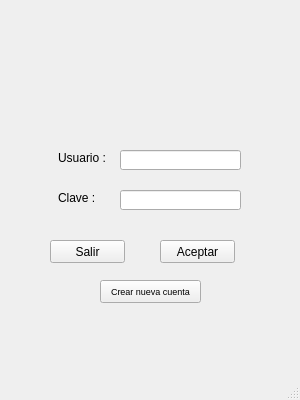
First picture: the form in T06/log-in.ui, repository jfcampos1/Probando-cosas, before the edit.
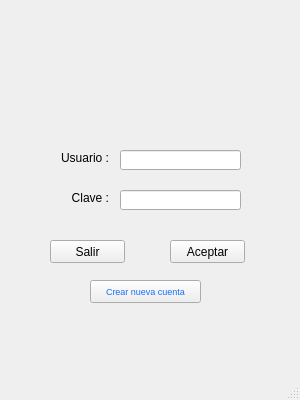
Second picture: the form after the edit.

What changed in the file:
```diff
--- a/T06/log-in.ui
+++ b/T06/log-in.ui
@@ -20,7 +20,7 @@
       <x>0</x>
       <y>0</y>
       <width>300</width>
-      <height>400</height>
+      <height>380</height>
      </rect>
     </property>
     <property name="text">
@@ -43,7 +43,7 @@
      <string>Usuario :</string>
     </property>
     <property name="alignment">
-     <set>Qt::AlignLeading|Qt::AlignLeft|Qt::AlignVCenter</set>
+     <set>Qt::AlignRight|Qt::AlignTrailing|Qt::AlignVCenter</set>
     </property>
    </widget>
    <widget class="QLabel" name="label_3">
@@ -59,7 +59,7 @@
      <string>Clave :</string>
     </property>
     <property name="alignment">
-     <set>Qt::AlignLeading|Qt::AlignLeft|Qt::AlignVCenter</set>
+     <set>Qt::AlignRight|Qt::AlignTrailing|Qt::AlignVCenter</set>
     </property>
    </widget>
    <widget class="QLineEdit" name="lineEdit">
@@ -101,7 +101,7 @@
    <widget class="QPushButton" name="pushButton_2">
     <property name="geometry">
      <rect>
-      <x>160</x>
+      <x>170</x>
       <y>240</y>
       <width>75</width>
       <height>23</height>
@@ -114,9 +114,9 @@
    <widget class="QPushButton" name="pushButton_3">
     <property name="geometry">
      <rect>
-      <x>100</x>
+      <x>90</x>
       <y>280</y>
-      <width>101</width>
+      <width>111</width>
       <height>23</height>
      </rect>
     </property>
@@ -125,6 +125,9 @@
       <pointsize>7</pointsize>
      </font>
     </property>
+    <property name="styleSheet">
+     <string notr="true">color: rgb(22, 110, 250);</string>
+    </property>
     <property name="text">
      <string>Crear nueva cuenta</string>
     </property>
```
Left out of the diff: 4 changed lines with no effect on the pictures.
